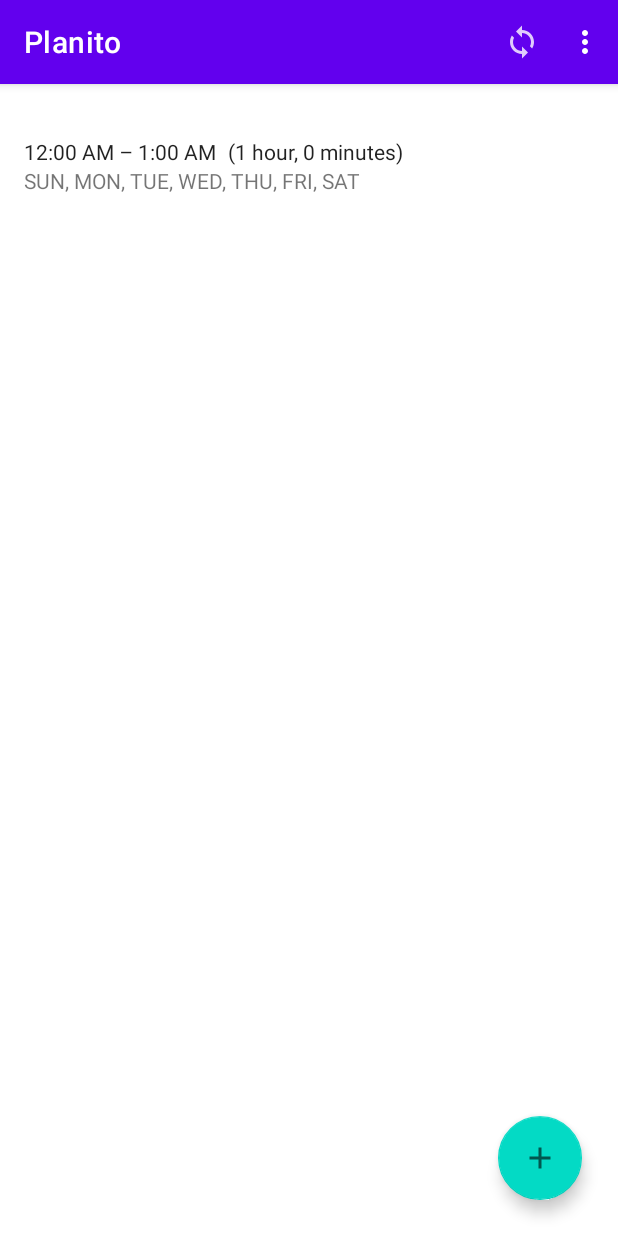
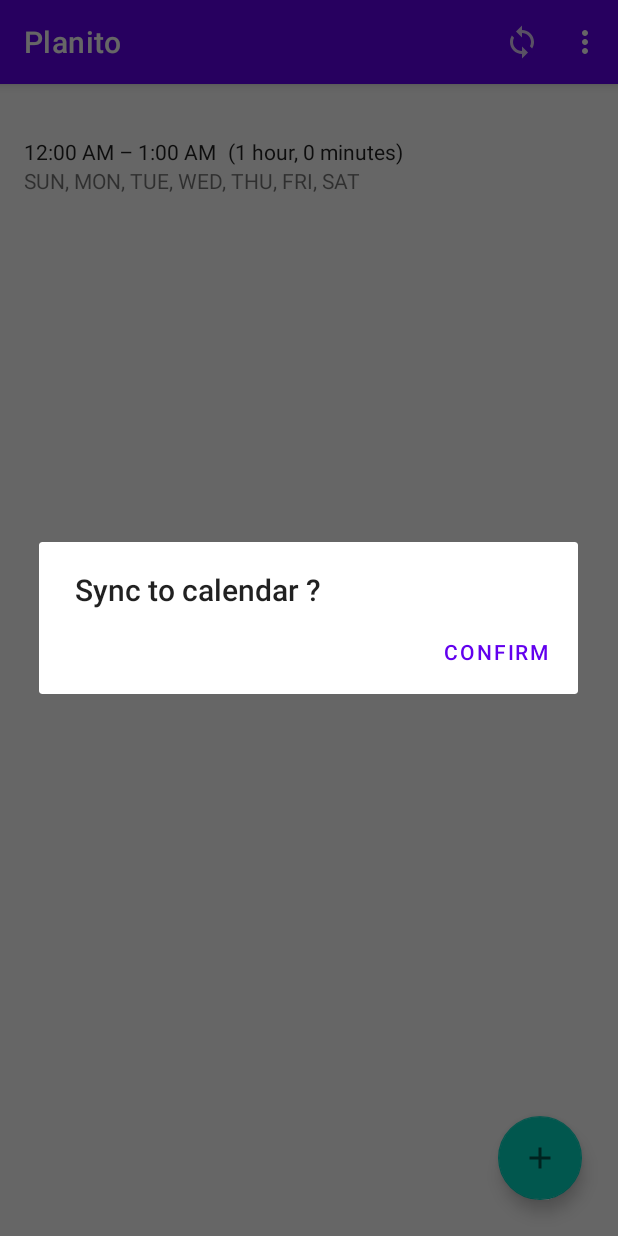
Before and after one commit to jcerdenia/Planito, an Android app: the screen it shows after launch (MainActivity), after a tap on "Sync", on a phone screen of 412 x 824 dp. Run offline under Robolectric (Android 15) with nearby library versions, the phone set to English and light mode, and no system bars; our stand-ins replace Room's generated code; 1 statement that could not run was skipped; 1 other tap on this screen came first.

Commit message:
Add dialog fragment to confirm calendar sync, cleanup

```diff
--- a/app/src/main/java/com/cerdenia/android/planito/data/AppPreferences.kt
+++ b/app/src/main/java/com/cerdenia/android/planito/data/AppPreferences.kt
@@ -10,6 +10,7 @@ object AppPreferences {
     private const val NAME = "AppPreferences"
     private const val CALENDAR_EVENT_IDS = "calendar_event_ids"
     private const val CALENDAR_ID = "calendar_id"
+    private const val CALENDAR_NAME = "calendar_name"
     private const val CALENDAR_OWNER = "calendar_owner"
 
     fun init(context: Context) {
@@ -31,13 +32,17 @@ object AppPreferences {
     val calendarID: Long
         get() = preferences.getLong(CALENDAR_ID, 1)
 
+    val calendarName: String
+        get() = preferences.getString(CALENDAR_NAME, "") ?: ""
+
     val calendarOwner: String
         get() = preferences.getString(CALENDAR_OWNER, "") ?: ""
 
-    fun setUserCalendarDetails(id: Long, name: String) {
+    fun setUserCalendarDetails(id: Long, name: String, owner: String) {
         preferences.edit { editor ->
             editor.putLong(CALENDAR_ID, id)
-            editor.putString(CALENDAR_OWNER, name)
+            editor.putString(CALENDAR_NAME, name)
+            editor.putString(CALENDAR_OWNER, owner)
         }
     }
 }
--- a/app/src/main/java/com/cerdenia/android/planito/extension/EditableExtensions.kt
+++ /dev/null
@@ -1,5 +0,0 @@
-package com.cerdenia.android.planito.extension
-
-import android.text.Editable
-
-fun Editable.toInt(): Int = this.toString().toInt()
--- a/app/src/main/java/com/cerdenia/android/planito/ui/MainActivity.kt
+++ b/app/src/main/java/com/cerdenia/android/planito/ui/MainActivity.kt
@@ -5,6 +5,9 @@ import androidx.appcompat.app.AppCompatActivity
 import androidx.fragment.app.FragmentManager
 import androidx.fragment.app.FragmentTransaction
 import com.cerdenia.android.planito.databinding.ActivityMainBinding
+import com.cerdenia.android.planito.ui.settings.SettingsFragment
+import com.cerdenia.android.planito.ui.taskdetail.TaskDetailFragment
+import com.cerdenia.android.planito.ui.tasklist.TaskListFragment
 import java.util.*
 
 class MainActivity : AppCompatActivity(),
--- a/app/src/main/java/com/cerdenia/android/planito/ui/SettingsFragment.kt
+++ b/app/src/main/java/com/cerdenia/android/planito/ui/settings/SettingsFragment.kt
@@ -1,4 +1,4 @@
-package com.cerdenia.android.planito.ui
+package com.cerdenia.android.planito.ui.settings
 
 import android.os.Bundle
 import android.view.LayoutInflater
@@ -60,7 +60,7 @@ class SettingsFragment : Fragment() {
         binding.saveButton.setOnClickListener {
             val i = binding.calendarSpinner.selectedItemPosition
             viewModel.setCalendarSelection(i)
-            requireActivity().onBackPressed()
+            activity?.onBackPressed()
         }
     }
 
--- a/app/src/main/java/com/cerdenia/android/planito/ui/SettingsViewModel.kt
+++ b/app/src/main/java/com/cerdenia/android/planito/ui/settings/SettingsViewModel.kt
@@ -1,4 +1,4 @@
-package com.cerdenia.android.planito.ui
+package com.cerdenia.android.planito.ui.settings
 
 import androidx.lifecycle.*
 import com.cerdenia.android.planito.data.AppPreferences
@@ -33,8 +33,8 @@ class SettingsViewModel(
     }
 
     fun setCalendarSelection(index: Int) {
-        calendars?.get(index)?.let { calendar ->
-            AppPreferences.setUserCalendarDetails(calendar.id, calendar.ownerAccount)
+        calendars?.get(index)?.let { cal ->
+            AppPreferences.setUserCalendarDetails(cal.id, cal.displayName, cal.ownerAccount)
         }
     }
 }
--- a/app/src/main/java/com/cerdenia/android/planito/ui/TaskDetailViewModel.kt
+++ b/app/src/main/java/com/cerdenia/android/planito/ui/taskdetail/TaskDetailViewModel.kt
@@ -1,4 +1,4 @@
-package com.cerdenia.android.planito.ui
+package com.cerdenia.android.planito.ui.taskdetail
 
 import androidx.lifecycle.*
 import com.cerdenia.android.planito.data.AppRepository
--- a/app/src/main/java/com/cerdenia/android/planito/ui/TimePickerFragment.kt
+++ b/app/src/main/java/com/cerdenia/android/planito/ui/taskdetail/TimePickerFragment.kt
@@ -1,4 +1,4 @@
-package com.cerdenia.android.planito.ui
+package com.cerdenia.android.planito.ui.taskdetail
 
 import android.app.Dialog
 import android.app.TimePickerDialog
--- /dev/null
+++ b/app/src/main/java/com/cerdenia/android/planito/ui/tasklist/ConfirmSyncFragment.kt
@@ -0,0 +1,44 @@
+package com.cerdenia.android.planito.ui.tasklist
+
+import android.app.Dialog
+import android.os.Bundle
+import androidx.appcompat.app.AlertDialog
+import androidx.fragment.app.DialogFragment
+import androidx.fragment.app.setFragmentResult
+import com.cerdenia.android.planito.R
+
+class ConfirmSyncFragment : DialogFragment() {
+
+    override fun onCreateDialog(savedInstanceState: Bundle?): Dialog {
+        super.onCreateDialog(savedInstanceState)
+        val calendarName = arguments?.getString(CALENDAR_NAME)
+
+        val dialog = AlertDialog.Builder(requireContext())
+            .setTitle(getString(R.string.sync_to_calendar, calendarName))
+            .setCancelable(true)
+            .setPositiveButton(R.string.confirm) { dialog, _ ->
+                setFragmentResult(CONFIRM, Bundle.EMPTY)
+                dialog?.dismiss()
+            }
+            .create()
+
+        dialog.show()
+        return dialog
+    }
+
+    companion object {
+
+        const val TAG = "ConfirmSyncFragment"
+        const val CONFIRM = "confirm"
+
+        private const val CALENDAR_NAME = "calendar_name"
+
+        fun newInstance(calendarName: String): ConfirmSyncFragment {
+            return ConfirmSyncFragment().apply {
+                arguments = Bundle().apply {
+                    putString(CALENDAR_NAME, calendarName)
+                }
+            }
+        }
+    }
+}
--- a/app/src/main/java/com/cerdenia/android/planito/ui/TaskListAdapter.kt
+++ b/app/src/main/java/com/cerdenia/android/planito/ui/tasklist/TaskListAdapter.kt
@@ -1,4 +1,4 @@
-package com.cerdenia.android.planito.ui
+package com.cerdenia.android.planito.ui.tasklist
 
 import android.content.res.Resources
 import android.view.LayoutInflater
--- a/app/src/main/java/com/cerdenia/android/planito/ui/TaskListFragment.kt
+++ b/app/src/main/java/com/cerdenia/android/planito/ui/tasklist/TaskListFragment.kt
@@ -1,4 +1,4 @@
-package com.cerdenia.android.planito.ui
+package com.cerdenia.android.planito.ui.tasklist
 
 import android.content.Context
 import android.os.Bundle
@@ -56,6 +56,18 @@ class TaskListFragment : Fragment(), TaskListAdapter.Listener {
             adapter.submitList(tasks)
         })
 
+        parentFragmentManager.setFragmentResultListener(
+            ConfirmSyncFragment.CONFIRM,
+            viewLifecycleOwner,
+            { _, _ ->
+                if (CalendarPermissions.isGranted(context)) {
+                    viewModel.syncToCalendar()
+                } else {
+                    CalendarPermissions.request()
+                }
+            }
+        )
+
         binding.fab.setOnClickListener {
             val newTask = Task().apply {
                 startMinutes = viewModel.getLatestItem()?.endMinutes ?: 0
@@ -81,12 +93,9 @@ class TaskListFragment : Fragment(), TaskListAdapter.Listener {
     }
 
     private fun handleSync(): Boolean {
-        if (CalendarPermissions.isGranted(context)) {
-            viewModel.syncToCalendar()
-        } else {
-            CalendarPermissions.request()
-        }
-
+        ConfirmSyncFragment
+            .newInstance(viewModel.userCalendarName)
+            .show(parentFragmentManager, ConfirmSyncFragment.TAG)
         return true
     }
 
--- a/app/src/main/java/com/cerdenia/android/planito/ui/TaskListViewModel.kt
+++ b/app/src/main/java/com/cerdenia/android/planito/ui/tasklist/TaskListViewModel.kt
@@ -1,4 +1,4 @@
-package com.cerdenia.android.planito.ui
+package com.cerdenia.android.planito.ui.tasklist
 
 import androidx.lifecycle.LiveData
 import androidx.lifecycle.MediatorLiveData
@@ -16,6 +16,8 @@ class TaskListViewModel(
     val tasksLive: LiveData<List<Task>> get() = _tasksLive
 
     private val tasks get() = tasksLive.value
+
+    val userCalendarName get() = AppPreferences.calendarName
 
     init {
         _tasksLive.addSource(tasksDbLive) { tasks ->
--- a/app/src/main/java/com/cerdenia/android/planito/util/TimeUtil.kt
+++ /dev/null
@@ -1,6 +0,0 @@
-package com.cerdenia.android.planito.util
-
-object TimeUtil {
-
-
-}
--- a/app/src/main/res/values/strings.xml
+++ b/app/src/main/res/values/strings.xml
@@ -33,6 +33,10 @@
     <string name="search_calendars">Search Calendars</string>
     <string name="restore_default">Restore Default</string>
     <string name="default_name">Default</string>
+    <string name="sync_to_calendar">Sync to calendar %s?</string>
+    <string name="change_settings">Change Settings</string>
+    <string name="confirm">Confirm</string>
+    <string name="change_calendar">Change Calendar</string>
 
     <plurals name="hours">
         <item quantity="one">1 hour</item>
```
Also changed, not shown: app/src/main/java/com/cerdenia/android/planito/ui/AlertFragment.kt (deleted, +0 -74 lines), app/src/main/java/com/cerdenia/android/planito/ui/taskdetail/TaskDetailFragment.kt (renamed from app/src/main/java/com/cerdenia/android/planito/ui/TaskDetailFragment.kt, +3 -5 lines), app/src/main/res/layout/fragment_settings.xml (+1 -8 lines).
